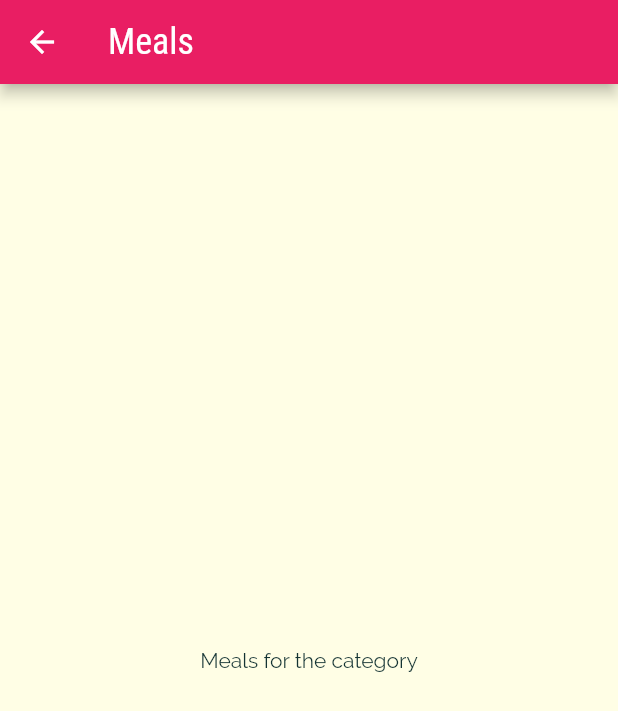
After one commit to arnab/flutter_playground_meals_app, a Flutter app: the screen it shows after launch, after a tap on "Italian", on a phone screen of 412 x 824 dp. The commit adds this screen. Shown: the top 711 px of the screen. Run offline on Flutter 3.47's test engine with Material 2 defaults, Android fonts, the phone set to English and light mode, and no system bars.

Commit message:
WIP: navigate to meals on categiory click

```diff
--- a/lib/widgets/category_item.dart
+++ b/lib/widgets/category_item.dart
@@ -1,4 +1,5 @@
 import 'package:flutter/material.dart';
+import 'package:flutter_playground_meals_app/widgets/screens/list_meals_screen.dart';
 
 class CategoryItem extends StatelessWidget {
   final String title;
@@ -10,9 +11,23 @@ class CategoryItem extends StatelessWidget {
     required this.color,
   }) : super(key: key);
 
+  void selectCategory(BuildContext context) {
+    Navigator.of(context).push(MaterialPageRoute(
+      builder: (_) {
+        return const ListMealsScreen();
+      },
+    ));
+  }
+
   @override
   Widget build(BuildContext context) {
-    return Container(
+    final borderRadius = BorderRadius.circular(15);
+
+    return InkWell(
+      onTap: () => selectCategory(context),
+      splashColor: Theme.of(context).primaryColor,
+      borderRadius: borderRadius,
+      child: Container(
         padding: const EdgeInsets.all(15),
         decoration: BoxDecoration(
           gradient: LinearGradient(
@@ -23,12 +38,13 @@ class CategoryItem extends StatelessWidget {
             begin: Alignment.topLeft,
             end: Alignment.bottomRight,
           ),
-        borderRadius: BorderRadius.circular(15),
+          borderRadius: borderRadius,
         ),
         child: Text(
           title,
           style: Theme.of(context).textTheme.titleMedium,
         ),
+      ),
     );
   }
 }
--- /dev/null
+++ b/lib/widgets/screens/list_meals_screen.dart
@@ -0,0 +1,15 @@
+import 'package:flutter/material.dart';
+
+class ListMealsScreen extends StatelessWidget {
+  const ListMealsScreen({Key? key}) : super(key: key);
+
+  @override
+  Widget build(BuildContext context) {
+    return Scaffold(
+      appBar: AppBar(
+        title: const Text('Meals'),
+      ),
+      body: const Center(child: Text('Meals for the category')),
+    );
+  }
+}
```
Lines whose indentation alone changed are shown as unchanged.
